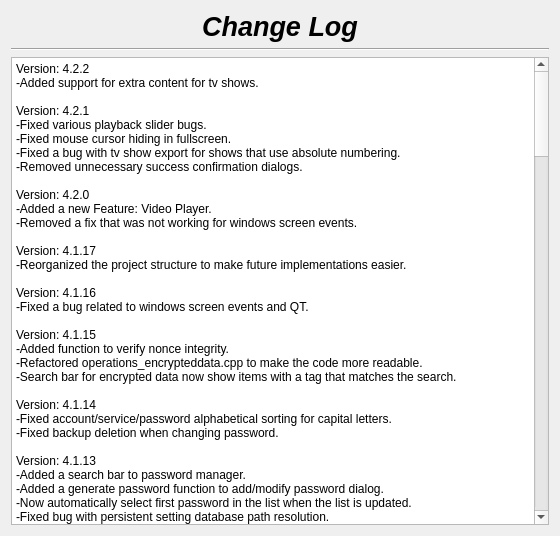
Before: the Qt Designer form changelog.ui in therealMaPMaKeR/MMDiary, drawn with Qt 5.
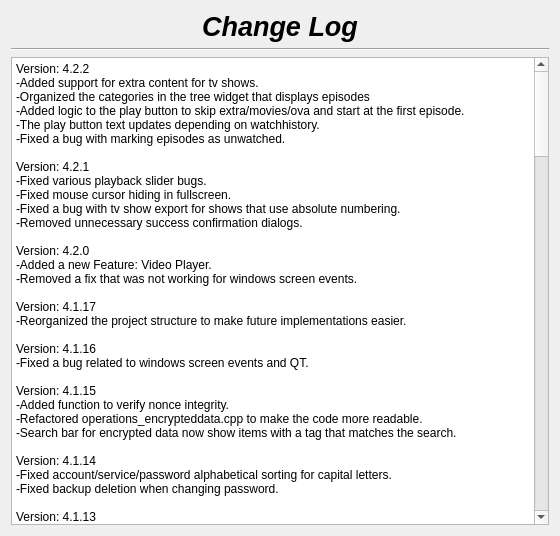
After: the same form once the commit is applied.

Commit message:
mark episode as watched update
also, began implementing text change for play button depending on watch history.

The edit to the form file:
```diff
--- a/changelog.ui
+++ b/changelog.ui
@@ -55,7 +55,8 @@
 li.unchecked::marker { content: &quot;\2610&quot;; }
 li.checked::marker { content: &quot;\2612&quot;; }
 &lt;/style&gt;&lt;/head&gt;&lt;body style=&quot; font-family:'Segoe UI'; font-size:9pt; font-weight:400; font-style:normal;&quot;&gt;
-&lt;p style=&quot; margin-top:0px; margin-bottom:0px; margin-left:0px; margin-right:0px; -qt-block-indent:0; text-indent:0px;&quot;&gt;Version: 4.2.2&lt;br /&gt;-Added support for extra content for tv shows.&lt;br /&gt;&lt;br /&gt;Version: 4.2.1&lt;br /&gt;-Fixed various playback slider bugs.&lt;br /&gt;-Fixed mouse cursor hiding in fullscreen.&lt;br /&gt;-Fixed a bug with tv show export for shows that use absolute numbering.&lt;/p&gt;
+&lt;p style=&quot; margin-top:0px; margin-bottom:0px; margin-left:0px; margin-right:0px; -qt-block-indent:0; text-indent:0px;&quot;&gt;Version: 4.2.2&lt;br /&gt;-Added support for extra content for tv shows.&lt;/p&gt;
+&lt;p style=&quot; margin-top:0px; margin-bottom:0px; margin-left:0px; margin-right:0px; -qt-block-indent:0; text-indent:0px;&quot;&gt;-Organized the categories in the tree widget that displays episodes&lt;br /&gt;-Added logic to the play button to skip extra/movies/ova and start at the first episode.&lt;br /&gt;-The play button text updates depending on watchhistory.&lt;br /&gt;-Fixed a bug with marking episodes as unwatched.&lt;br /&gt;&lt;br /&gt;Version: 4.2.1&lt;br /&gt;-Fixed various playback slider bugs.&lt;br /&gt;-Fixed mouse cursor hiding in fullscreen.&lt;br /&gt;-Fixed a bug with tv show export for shows that use absolute numbering.&lt;/p&gt;
 &lt;p style=&quot; margin-top:0px; margin-bottom:0px; margin-left:0px; margin-right:0px; -qt-block-indent:0; text-indent:0px;&quot;&gt;-Removed unnecessary success confirmation dialogs.&lt;br /&gt;&lt;br /&gt;Version: 4.2.0&lt;br /&gt;-Added a new Feature: Video Player.&lt;/p&gt;
 &lt;p style=&quot; margin-top:0px; margin-bottom:0px; margin-left:0px; margin-right:0px; -qt-block-indent:0; text-indent:0px;&quot;&gt;-Removed a fix that was not working for windows screen events.&lt;/p&gt;
 &lt;p style=&quot;-qt-paragraph-type:empty; margin-top:0px; margin-bottom:0px; margin-left:0px; margin-right:0px; -qt-block-indent:0; text-indent:0px;&quot;&gt;&lt;br /&gt;&lt;/p&gt;
```
The commit also changes 4 other files.
